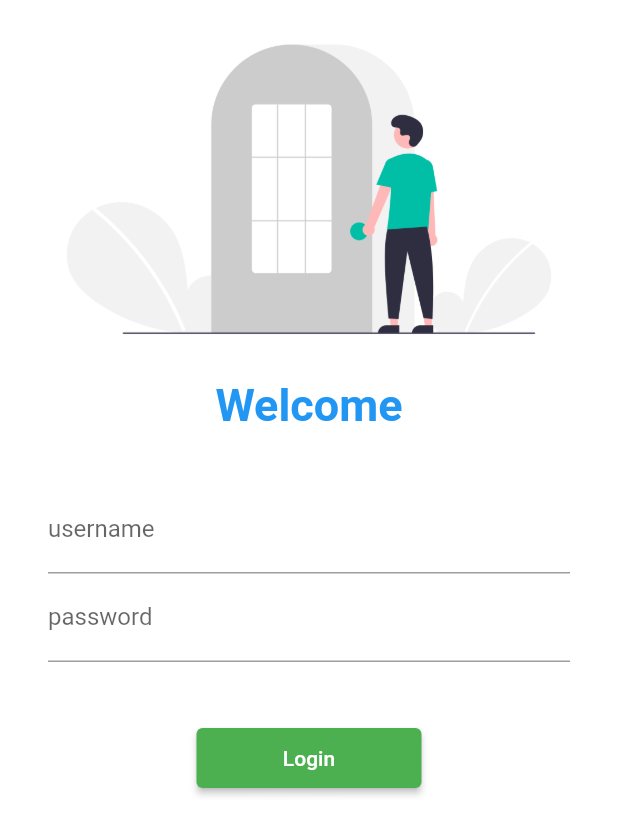
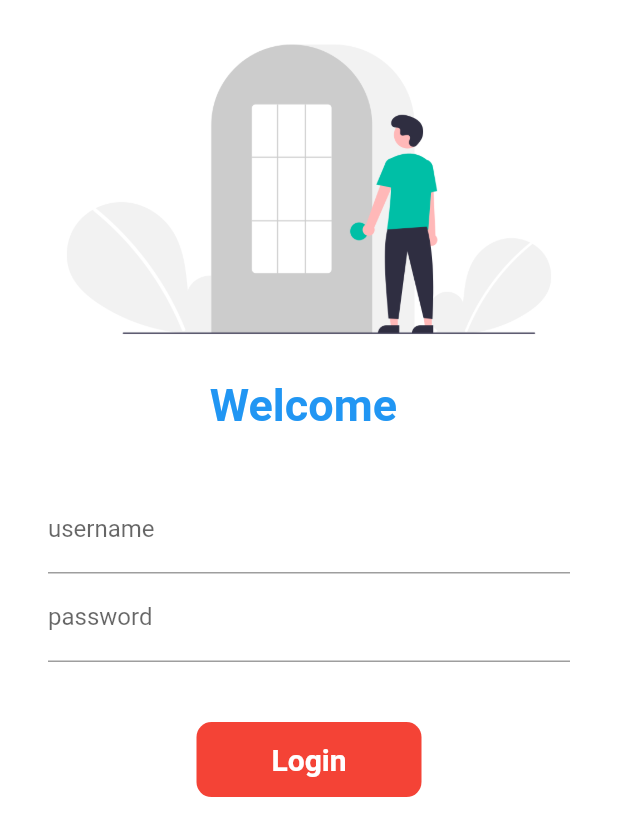
Before and after one commit to Shivam648/Flutter_Catalogue, a Flutter app: the screen it shows after launch, on a phone screen of 412 x 824 dp. Shown: the top 836 px of the screen. Run offline on Flutter 3.47's test engine with Material 2 defaults, Android fonts, the phone set to English and light mode, and no system bars; missing offline and left inert: dart:ffi.

Commit message:
Button Decoration (animation)

```diff
--- a/lib/pages/login_page.dart
+++ b/lib/pages/login_page.dart
@@ -6,7 +6,14 @@ import 'package:flutter/material.dart';
 import 'package:flutter/rendering.dart';
 import 'package:flutter_catalog/pages/util/routes.dart';
 
-class login_page extends StatelessWidget {
+class login_page extends StatefulWidget {
+  @override
+  _login_pageState createState() => _login_pageState();
+}
+
+class _login_pageState extends State<login_page> {
+  String name = "";
+
   @override
   Widget build(BuildContext context) {
     return Material(
@@ -19,7 +26,7 @@ class login_page extends StatelessWidget {
                 fit: BoxFit.cover,
               ),
               Text(
-                "Welcome",
+                "Welcome $name",
                 style: TextStyle(
                     fontSize: 30,
                     fontWeight: FontWeight.bold,
@@ -38,6 +45,10 @@ class login_page extends StatelessWidget {
                         hintText: "Enter Username",
                         labelText: "username",
                       ),
+                      onChanged: (value) {
+                        name = value;
+                        setState(() {});
+                      },
                     ),
                     TextFormField(
                       obscureText: true,
@@ -49,13 +60,34 @@ class login_page extends StatelessWidget {
                     SizedBox(
                       height: 40,
                     ),
-                    ElevatedButton(
+                    InkWell(
+                      onTap: () {
+                        Navigator.pushNamed(context, MyRoutes.hopmeRoute);
+                      },
+                      child: Container(
+                        width: 150,
+                        height: 50,
+                        alignment: Alignment.center,
+                        child: Text(
+                          "Login",
+                          style: TextStyle(
+                              color: Colors.white,
+                              fontWeight: FontWeight.bold,
+                              fontSize: 20),
+                        ),
+                        decoration: BoxDecoration(
+                            color: Colors.red,
+                            borderRadius: BorderRadius.circular(10)),
+                      ),
+                    )
+
+                    /*ElevatedButton(
                       child: Text("Login"),
                       style: TextButton.styleFrom(minimumSize: Size(150, 40)),
                       onPressed: () {
                         Navigator.pushNamed(context, MyRoutes.hopmeRoute);
                       },
-                    )
+                    )*/
                   ],
                 ),
               ),
```
